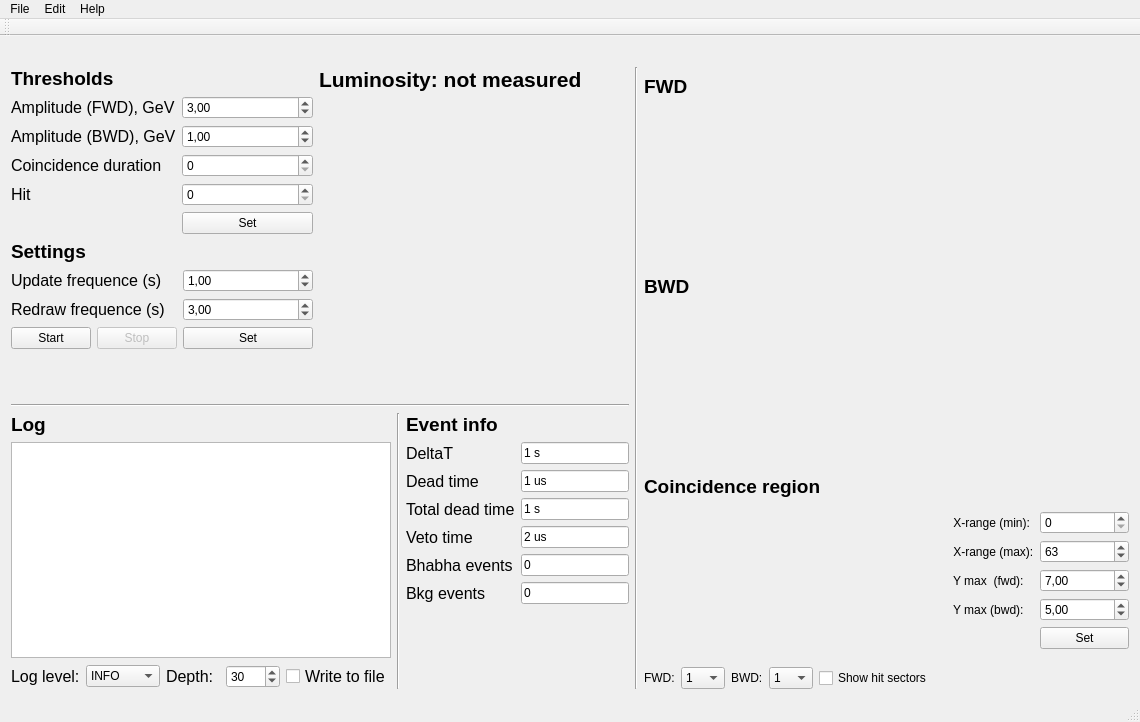
Old version of the form LOM/forms/LOMView.ui in the repository DaryaShirokova/LOM.
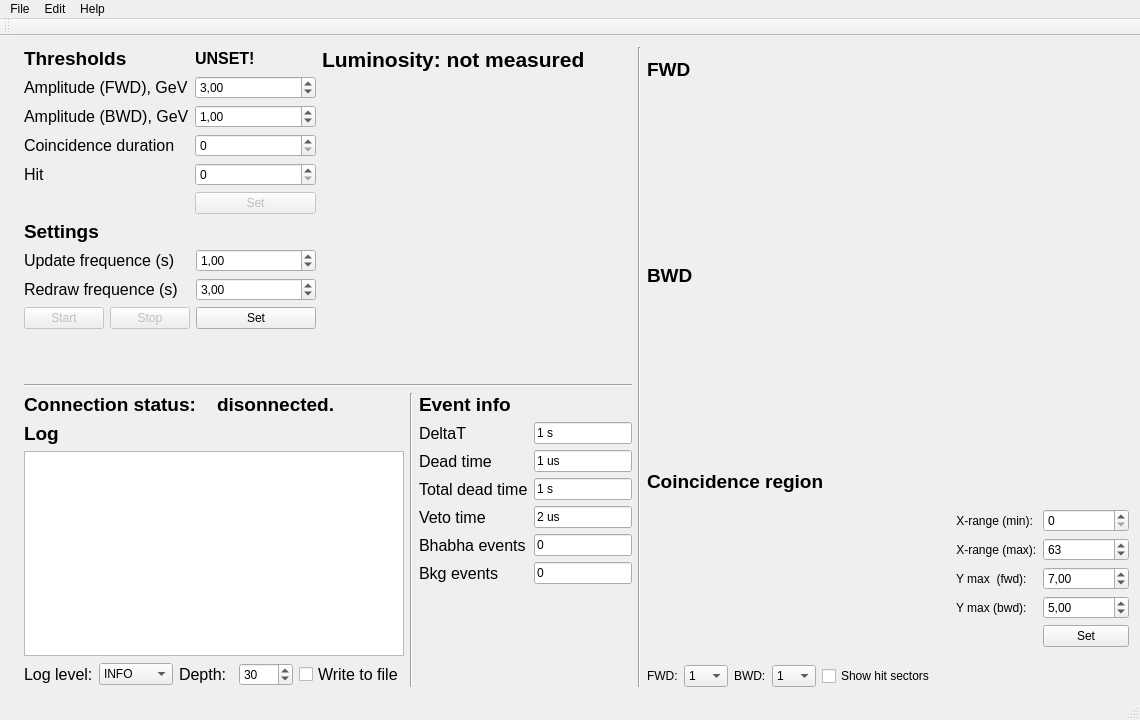
New version of the form. Custom widgets are drawn as their Qt base class.

```diff
--- a/LOM/forms/LOMView.ui
+++ b/LOM/forms/LOMView.ui
@@ -7,7 +7,7 @@
     <x>0</x>
     <y>0</y>
     <width>1140</width>
-    <height>722</height>
+    <height>720</height>
    </rect>
   </property>
   <property name="minimumSize">
@@ -26,7 +26,7 @@
    <locale language="Estonian" country="Estonia"/>
   </property>
   <widget class="QWidget" name="centralWidget">
-   <layout class="QVBoxLayout" name="verticalLayout_7">
+   <layout class="QHBoxLayout" name="horizontalLayout_11">
     <item>
      <widget class="QLabel" name="label_4">
       <property name="text">
@@ -151,11 +151,28 @@
               </item>
               <item row="5" column="1">
                <widget class="QPushButton" name="pushButtonSetThresholds">
+                <property name="enabled">
+                 <bool>false</bool>
+                </property>
                 <property name="text">
                  <string>Set</string>
                 </property>
                </widget>
               </item>
+              <item row="0" column="1">
+               <widget class="QLabel" name="thresholdStatusLabel">
+                <property name="font">
+                 <font>
+                  <pointsize>12</pointsize>
+                  <weight>75</weight>
+                  <bold>true</bold>
+                 </font>
+                </property>
+                <property name="text">
+                 <string>UNSET!</string>
+                </property>
+               </widget>
+              </item>
              </layout>
             </item>
             <item>
@@ -232,6 +249,9 @@
               </item>
               <item row="3" column="1">
                <widget class="QPushButton" name="pushButtonSetSettings">
+                <property name="enabled">
+                 <bool>true</bool>
+                </property>
                 <property name="text">
                  <string>Set</string>
                 </property>
@@ -241,6 +261,9 @@
                <layout class="QHBoxLayout" name="horizontalLayout">
                 <item>
                  <widget class="QPushButton" name="pushButtonStart">
+                  <property name="enabled">
+                   <bool>false</bool>
+                  </property>
                   <property name="text">
                    <string>Start</string>
                   </property>
@@ -313,6 +336,38 @@
          <layout class="QHBoxLayout" name="horizontalLayout_4">
           <item>
            <layout class="QVBoxLayout" name="verticalLayout_4">
+            <item>
+             <layout class="QHBoxLayout" name="horizontalLayout_10">
+              <item>
+               <widget class="QLabel" name="label_13">
+                <property name="font">
+                 <font>
+                  <pointsize>14</pointsize>
+                  <weight>75</weight>
+                  <bold>true</bold>
+                 </font>
+                </property>
+                <property name="text">
+                 <string>Connection status:</string>
+                </property>
+               </widget>
+              </item>
+              <item>
+               <widget class="QLabel" name="connectionStatusLabel">
+                <property name="font">
+                 <font>
+                  <pointsize>14</pointsize>
+                  <weight>75</weight>
+                  <bold>true</bold>
+                 </font>
+                </property>
+                <property name="text">
+                 <string>disonnected.</string>
+                </property>
+               </widget>
+              </item>
+             </layout>
+            </item>
             <item>
              <widget class="QLabel" name="label_10">
               <property name="font">
```
